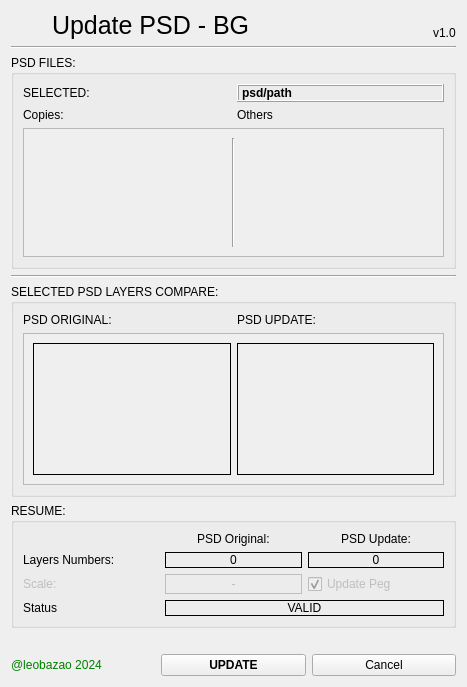
First picture: the form in package/harmony20/BirdoPack/ui/BD_UpdateBG.ui, repository otmbneto/BirdoApp, before the edit.
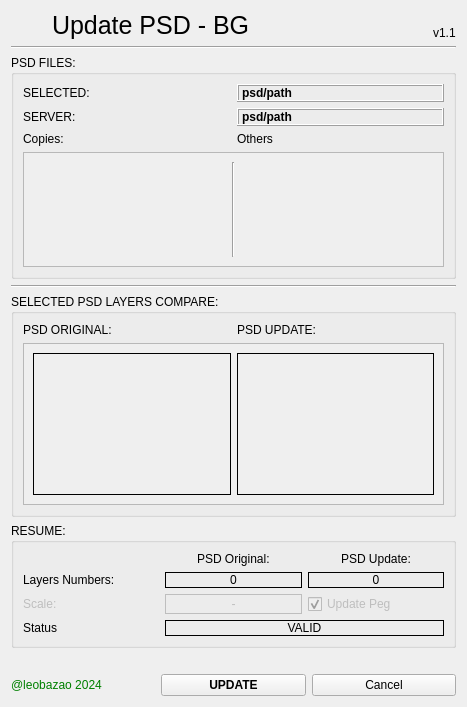
Second picture: the form after the edit.

Commit message: add comparrison of files by size and layers before import

```diff
--- a/package/harmony20/BirdoPack/ui/BD_UpdateBG.ui
+++ b/package/harmony20/BirdoPack/ui/BD_UpdateBG.ui
@@ -7,7 +7,7 @@
     <x>0</x>
     <y>0</y>
     <width>467</width>
-    <height>687</height>
+    <height>707</height>
    </rect>
   </property>
   <property name="sizePolicy">
@@ -53,7 +53,7 @@
      <item alignment="Qt::AlignRight|Qt::AlignBottom">
       <widget class="QLabel" name="label_2">
        <property name="text">
-        <string>v1.0</string>
+        <string>v1.1</string>
        </property>
       </widget>
      </item>
@@ -72,21 +72,21 @@
       <string>PSD FILES:</string>
      </property>
      <layout class="QGridLayout" name="gridLayout_3">
-      <item row="1" column="0">
+      <item row="2" column="0">
        <widget class="QLabel" name="label_10">
         <property name="text">
          <string>Copies:</string>
         </property>
        </widget>
       </item>
-      <item row="1" column="1">
+      <item row="2" column="1">
        <widget class="QLabel" name="label_12">
         <property name="text">
          <string>Others</string>
         </property>
        </widget>
       </item>
-      <item row="2" column="0" colspan="2">
+      <item row="3" column="0" colspan="2">
        <widget class="QScrollArea" name="scrollAreaFiles">
         <property name="widgetResizable">
          <bool>true</bool>
@@ -97,7 +97,7 @@
            <x>0</x>
            <y>0</y>
            <width>419</width>
-           <height>103</height>
+           <height>88</height>
           </rect>
          </property>
          <layout class="QHBoxLayout" name="horizontalLayout_3">
@@ -125,25 +125,6 @@
         </widget>
        </widget>
       </item>
-      <item row="0" column="1">
-       <widget class="QLabel" name="labelSelected">
-        <property name="font">
-         <font>
-          <weight>75</weight>
-          <bold>true</bold>
-         </font>
-        </property>
-        <property name="frameShape">
-         <enum>QFrame::Box</enum>
-        </property>
-        <property name="frameShadow">
-         <enum>QFrame::Raised</enum>
-        </property>
-        <property name="text">
-         <string>psd/path</string>
-        </property>
-       </widget>
-      </item>
       <item row="0" column="0">
        <widget class="QLabel" name="label_14">
         <property name="text">
@@ -151,6 +132,51 @@
         </property>
        </widget>
       </item>
+      <item row="0" column="1">
+       <widget class="QLabel" name="labelSelected">
+        <property name="font">
+         <font>
+          <weight>75</weight>
+          <bold>true</bold>
+         </font>
+        </property>
+        <property name="frameShape">
+         <enum>QFrame::Box</enum>
+        </property>
+        <property name="frameShadow">
+         <enum>QFrame::Raised</enum>
+        </property>
+        <property name="text">
+         <string>psd/path</string>
+        </property>
+       </widget>
+      </item>
+      <item row="1" column="0">
+       <widget class="QLabel" name="label_15">
+        <property name="text">
+         <string>SERVER:</string>
+        </property>
+       </widget>
+      </item>
+      <item row="1" column="1">
+       <widget class="QLabel" name="labelServer">
+        <property name="font">
+         <font>
+          <weight>75</weight>
+          <bold>true</bold>
+         </font>
+        </property>
+        <property name="frameShape">
+         <enum>QFrame::Box</enum>
+        </property>
+        <property name="frameShadow">
+         <enum>QFrame::Raised</enum>
+        </property>
+        <property name="text">
+         <string>psd/path</string>
+        </property>
+       </widget>
+      </item>
      </layout>
     </widget>
    </item>
@@ -201,7 +227,7 @@
            <x>0</x>
            <y>0</y>
            <width>419</width>
-           <height>128</height>
+           <height>138</height>
           </rect>
          </property>
          <layout class="QHBoxLayout" name="horizontalLayout_4">
@@ -235,7 +261,7 @@
      <property name="title">
       <string>RESUME:</string>
      </property>
-     <layout class="QGridLayout" name="gridLayout_2" columnstretch="0,0,0,0">
+     <layout class="QGridLayout" name="gridLayout_2" columnstretch="0,0,0">
       <item row="1" column="0">
        <widget class="QLabel" name="label_6">
         <property name="text">
```
The commit also changes 2 other files.
